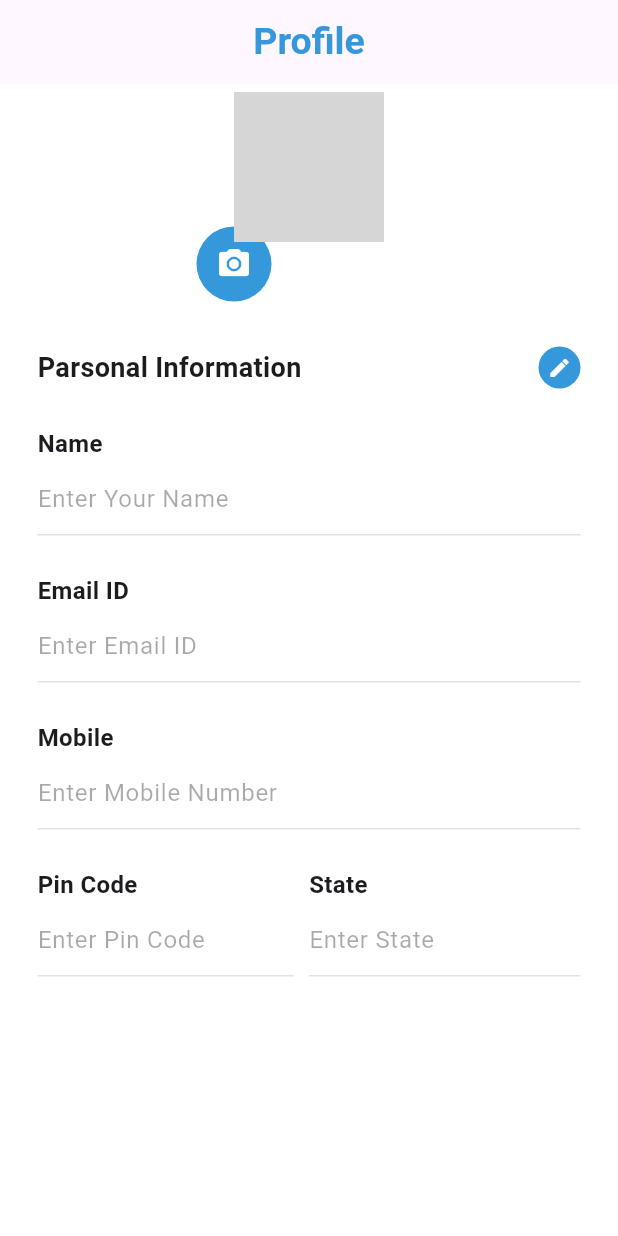
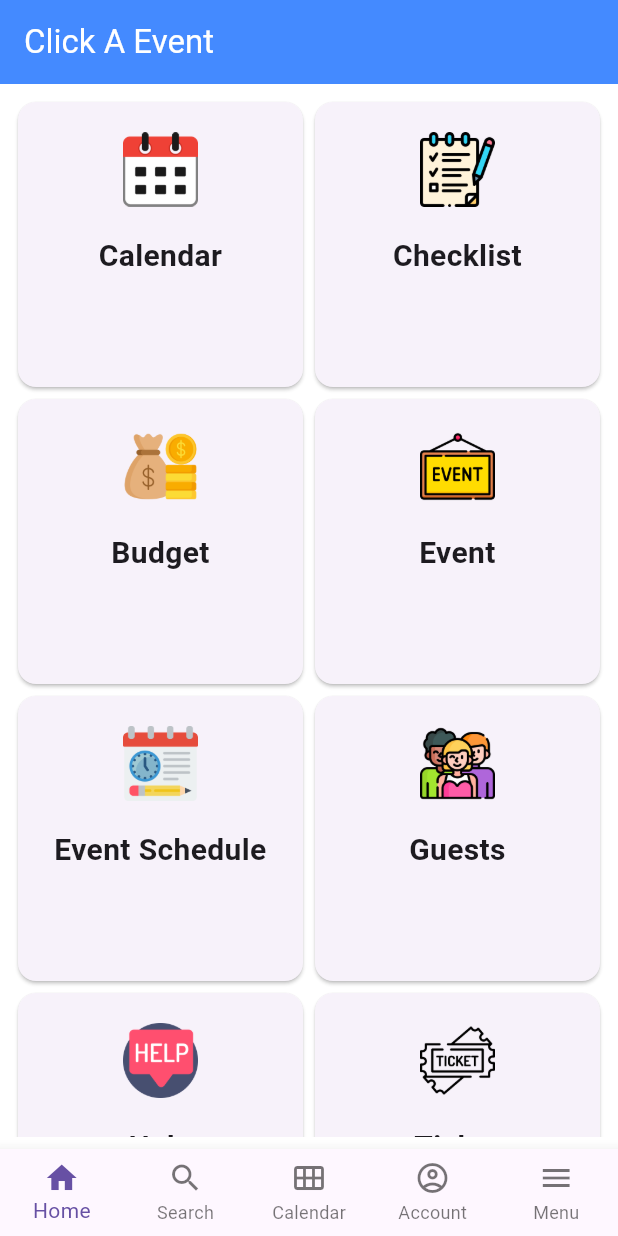
Before and after one commit to jakir0hossen/project04, a Flutter app: the screen it shows after launch, on a phone screen of 412 x 824 dp. Run offline on Flutter 3.47's test engine with Material 3 defaults, Android fonts, the phone set to English and light mode, and no system bars; our stand-ins replace firebase_core, flutter_svg, fluttertoast, pin_code_fields; accounts and stored records are empty; key blocks and very long unbroken strings in the code were emptied for the run; grey boxes are pictures that could not be loaded.

Commit message:
HomePage and MainPage

```diff
--- a/lib/main.dart
+++ b/lib/main.dart
@@ -1,8 +1,9 @@
 import 'package:flutter/cupertino.dart';
 import 'package:flutter/material.dart';
+import 'package:project04/screen/main%20manu/mainScreen.dart';
 
 
-import 'package:project04/screen/main%20manu/mainScreen.dart';
+
 import 'package:project04/screen/onboarding/pinVerificationScreen.dart';
 import 'package:project04/screen/onboarding/setPasswordScreen.dart';
 import 'package:project04/screen/profile/ProfilePage.dart';
@@ -26,8 +27,9 @@ class MyApp extends StatelessWidget{
 
     return MaterialApp(
       debugShowCheckedModeBanner: false,
+      theme: ThemeData(primaryColor: Colors.blueAccent),
       title: "Click A Event",
-      initialRoute: '/profilePage',
+      initialRoute: '/mainScreen',
       routes: {
         '/splashScreen':(context)=> splashScreen(),
         '/login':(context)=> loginScreen(),
--- /dev/null
+++ b/lib/screen/main manu/homePage.dart
@@ -0,0 +1,65 @@
+
+
+import 'package:flutter/cupertino.dart';
+import 'package:flutter/material.dart';
+
+class HomePage extends StatelessWidget {
+  const HomePage({super.key});
+
+  @override
+  Widget build(BuildContext context) {
+
+    var services = [
+      "Calendar",
+      "Checklist",
+      "Budget",
+      "Event",
+      "Event Schedule",
+      "Guests",
+      "Help",
+      "Ticket"
+    ];
+
+    var images = [
+      "assets/images/calander.png",
+      "assets/images/checklist.png",
+      "assets/images/budget.png",
+      "assets/images/event.png",
+      "assets/images/eventschedule.png",
+      "assets/images/guests.png",
+      "assets/images/help.png",
+      "assets/images/ticket.png",
+    ];
+
+    return Padding(
+        padding: EdgeInsets.all(8),
+      child: GridView.builder(
+          itemCount: services.length,
+          gridDelegate: SliverGridDelegateWithFixedCrossAxisCount(
+
+              crossAxisCount: 2,
+              childAspectRatio: MediaQuery.of(context).size.width / (MediaQuery.of(context).size.height/2)
+          ),
+
+          itemBuilder: (BuildContext context,int index){
+            return Card(
+              child: Column(
+
+                children: [
+
+                  SizedBox(
+                    height: 20,
+                  ),
+                  Image.asset(images[index],height: 50,width: 50,),
+                  Padding(
+                    padding: EdgeInsets.all(20),
+                    child: Text(services[index],style: TextStyle(fontSize:20 ,height: 1.2,fontWeight: FontWeight.bold),textAlign:TextAlign.center ,),
+                  )
+                ],
+              ),
+            );
+          }
+      )
+    );
+  }
+}
--- a/lib/screen/main manu/mainScreen.dart
+++ b/lib/screen/main manu/mainScreen.dart
@@ -1,5 +1,6 @@
 import 'package:flutter/cupertino.dart';
 import 'package:flutter/material.dart';
+import 'homePage.dart';
 
 class mainScreen extends StatefulWidget {
   const mainScreen({super.key});
@@ -9,79 +10,35 @@ class mainScreen extends StatefulWidget {
 }
 
 class _mainScreenState extends State<mainScreen> {
+  var _currentIndex = 0;
+
   @override
   Widget build(BuildContext context) {
-     return Container(
-      child: SafeArea(
-        child: Scaffold(
-          body: Column(
-            children: [
-              Container(
-                padding: EdgeInsets.all(16),
-                margin: const EdgeInsets.only(left: 20,right: 20),
-                child: Row( mainAxisAlignment: MainAxisAlignment.spaceBetween,
-                  children: [
-                    ImageIcon(AssetImage("images/Heart.png"),size: 30,color: Colors.black,),
-                    Row(
-                      children: [
-                        Icon(Icons.search),
-                        SizedBox(width: 10,),
-                        Icon(Icons.notifications)
-                      ],
-                    )
-                  ],
-                ),
-              ),
-              SizedBox(height: 20,),
-              Row(
-                children: [
-                  Container(
-                    margin: const EdgeInsets.only(left: 20),
-                    child: Text("Events Near you",style: TextStyle(fontSize: 30),),
-                  )
-                ],
-              ),
-              SizedBox(height: 20,),
-              Container(
-                height: 180,
-                child: Stack(
-                 children: [
-                  Positioned(
-                    top:0,
-                     right: 0,
-                     left: -20,
-                     child: Container(
-                       height: 180,
-                       child: PageView.builder(
-                           controller: PageController(viewportFraction: 0.8),
-                           itemCount: 5,
-                           itemBuilder: (_,i){
-                             return Container(
-                               height: 180,
-                               width: MediaQuery.of(context).size.width,
-                               margin: const EdgeInsets.only(right: 10),
-                               decoration: BoxDecoration(
-                                   borderRadius: BorderRadius.circular(15),
-                                   image:  DecorationImage(
-                                     image: AssetImage("images/slide.png"),
-                                     fit: BoxFit.fill
-                                   )
-                               ),
-                             );
-                           }),
-                     ),
-                   )
-                 ],
-
-                )
-              ),
-
-
-
-            ],
-          ),
-        ),
-      ),
+     return Scaffold(
+       appBar: AppBar(
+         backgroundColor: Colors.blueAccent,
+         title: Text("Click A Event",style: TextStyle(color: Colors.white),),
+       ),
+       backgroundColor: Colors.white,
+       bottomNavigationBar: BottomNavigationBar(
+         currentIndex: _currentIndex,
+         type: BottomNavigationBarType.fixed,
+         onTap: (index){
+           _currentIndex = index;
+         },
+         items: [
+           BottomNavigationBarItem(icon: Icon(Icons.home),label:"Home" ),
+           BottomNavigationBarItem(icon: Icon(Icons.search),label:"Search" ),
+           BottomNavigationBarItem(icon: Icon(Icons.calendar_view_month_rounded),label:"Calendar" ),
+           BottomNavigationBarItem(icon: Icon(Icons.account_circle_outlined),label:"Account" ),
+           BottomNavigationBarItem(icon: Icon(Icons.menu),label:"Menu" )
+         ],
+       ),
+       body: getBodyWiget(),
      );
   }
+
+  getBodyWiget() {
+    return (_currentIndex==0)? HomePage():Container();
+  }
 }
```
Also changed, not shown: assets/images/budget.png (added), assets/images/calander.png (added), assets/images/checklist.png (added), assets/images/event.png (added), assets/images/eventschedule.png (added), assets/images/guests.png (added), assets/images/help.png (added), assets/images/ticket.png (added).
